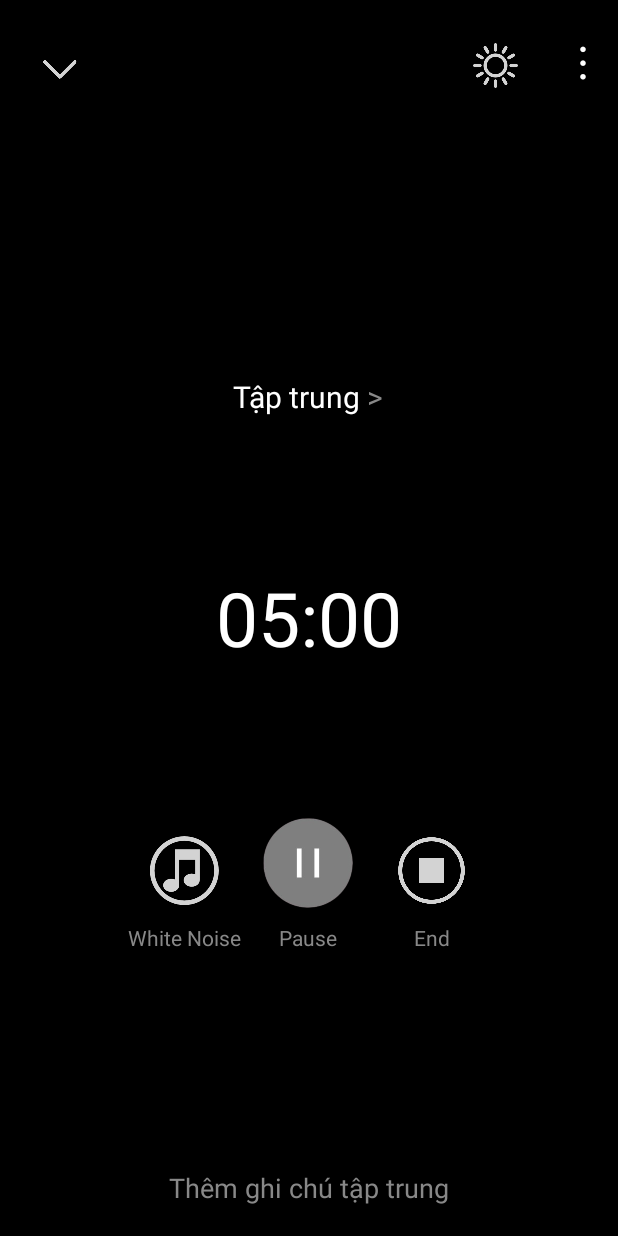
After one commit to nguyenhuytan2004/Mobile-project, an Android app: the layout focus.xml on its own in the app's theme, with its tools: preview values and no code run, on a phone screen of 412 x 824 dp. The commit adds this screen. Run offline under Robolectric (Android 15) with nearby library versions, the phone set to English and light mode, and no system bars.

Commit message:
add -focus- screen

```diff
--- a/app/src/main/java/com/example/project/TestScreen.java
+++ b/app/src/main/java/com/example/project/TestScreen.java
@@ -7,6 +7,6 @@ public class TestScreen extends Activity {
     @Override
     protected void onCreate(Bundle savedInstanceState) {
         super.onCreate(savedInstanceState);
-        setContentView(R.layout.note);
+        setContentView(R.layout.focus);
     }
 }
--- /dev/null
+++ b/app/src/main/res/layout/focus.xml
@@ -0,0 +1,166 @@
+<RelativeLayout xmlns:android="http://schemas.android.com/apk/res/android"
+    xmlns:app="http://schemas.android.com/apk/res-auto"
+    android:layout_width="match_parent"
+    android:layout_height="match_parent"
+    android:background="#000000">
+
+    <LinearLayout
+        android:layout_width="match_parent"
+        android:layout_height="wrap_content"
+        android:orientation="horizontal"
+        android:gravity="center"
+        android:layout_marginTop="20dp"
+        android:paddingHorizontal="20dp">
+
+        <ImageView
+            android:layout_width="40dp"
+            android:layout_height="40dp"
+            android:src="@drawable/down_arrow_icon"
+            android:tint="#D3D3D3" />
+
+        <View
+            android:layout_width="0dp"
+            android:layout_height="0dp"
+            android:layout_weight="1" />
+
+        <ImageView
+            android:layout_width="30dp"
+            android:layout_height="30dp"
+            android:src="@drawable/sun_icon"
+            android:tint="#D3D3D3" />
+
+        <TextView
+            android:id="@+id/textView2"
+            android:layout_width="wrap_content"
+            android:layout_height="wrap_content"
+            android:gravity="center_vertical"
+            android:text="⋮"
+            android:textColor="#FFFFFF"
+            android:textSize="30sp"
+            android:paddingLeft="40dp"
+            android:paddingBottom="6dp"/>
+    </LinearLayout>
+
+    <TextView
+        android:id="@+id/focus_text"
+        android:layout_width="wrap_content"
+        android:layout_height="wrap_content"
+        android:textColor="#FFFFFF"
+        android:textSize="20sp"
+        android:layout_centerHorizontal="true"
+        android:layout_above="@id/countdown_timer"
+        android:layout_marginBottom="100dp"
+        android:text="@string/focus_text" />
+
+
+    <!-- Countdown Timer -->
+    <TextView
+        android:id="@+id/countdown_timer"
+        android:layout_width="wrap_content"
+        android:layout_height="wrap_content"
+        android:text="05:00"
+        android:textColor="#FFFFFF"
+        android:textSize="50sp"
+        android:layout_centerInParent="true" />
+
+    <LinearLayout
+        android:layout_width="match_parent"
+        android:layout_height="wrap_content"
+        android:orientation="horizontal"
+        android:layout_centerHorizontal="true"
+        android:layout_below="@id/countdown_timer"
+        android:layout_marginTop="100dp"
+        android:gravity="center">
+
+        <View
+            android:id="@+id/view"
+            android:layout_width="0dp"
+            android:layout_height="0dp"
+            android:layout_weight="1" />
+
+        <LinearLayout
+            android:id="@+id/white_noise_button"
+            android:layout_width="0dp"
+            android:layout_height="wrap_content"
+            android:layout_weight="1"
+            android:gravity="center"
+            android:orientation="vertical"
+            android:layout_marginTop="5dp">
+
+            <ImageView
+                android:layout_width="50dp"
+                android:layout_height="50dp"
+                android:src="@drawable/music_icon"
+                android:tint="#D3D3D3" />
+
+            <TextView
+                android:layout_width="wrap_content"
+                android:layout_height="wrap_content"
+                android:layout_marginTop="10dp"
+                android:text="White Noise"
+                android:textColor="#888888" />
+        </LinearLayout>
+
+        <LinearLayout
+            android:id="@+id/pause_button"
+            android:layout_width="0dp"
+            android:layout_height="wrap_content"
+            android:layout_weight="1"
+            android:gravity="center"
+            android:orientation="vertical">
+
+            <ImageView
+                android:layout_width="60dp"
+                android:layout_height="60dp"
+                android:src="@drawable/pause_icon" />
+
+            <TextView
+                android:layout_width="wrap_content"
+                android:layout_height="wrap_content"
+                android:layout_marginTop="10dp"
+                android:text="Pause"
+                android:textColor="#888888" />
+        </LinearLayout>
+
+        <LinearLayout
+            android:id="@+id/end_button"
+            android:layout_width="0dp"
+            android:layout_height="wrap_content"
+            android:layout_weight="1"
+            android:gravity="center"
+            android:orientation="vertical"
+            android:layout_marginTop="5dp">
+
+            <ImageView
+                android:layout_width="50dp"
+                android:layout_height="50dp"
+                android:src="@drawable/stop_icon"
+                android:tint="#D3D3D3" />
+
+            <TextView
+                android:layout_width="wrap_content"
+                android:layout_height="wrap_content"
+                android:layout_marginTop="10dp"
+                android:text="End"
+                android:textColor="#888888" />
+
+        </LinearLayout>
+
+        <View
+            android:id="@+id/view2"
+            android:layout_width="0dp"
+            android:layout_height="0dp"
+            android:layout_weight="1" />
+    </LinearLayout>
+
+    <TextView
+        android:id="@+id/add_focus_note"
+        android:layout_width="wrap_content"
+        android:layout_height="wrap_content"
+        android:text="Thêm ghi chú tập trung"
+        android:textColor="#888888"
+        android:textSize="18sp"
+        android:layout_alignParentBottom="true"
+        android:layout_centerHorizontal="true"
+        android:layout_marginBottom="20dp" />
+</RelativeLayout>
--- a/app/src/main/res/values/strings.xml
+++ b/app/src/main/res/values/strings.xml
@@ -1,3 +1,4 @@
 <resources>
     <string name="app_name">Project</string>
+    <string name="focus_text"><font color="#FFFFFF">Tập trung</font> <font color="#888888">&gt;</font></string>
 </resources>
```
Also changed, not shown: app/src/main/res/drawable/down_arrow_icon.png (added), app/src/main/res/drawable/music_icon.png (added), app/src/main/res/drawable/pause_icon.png (added), app/src/main/res/drawable/stop_icon.png (added), app/src/main/res/drawable/sun_icon.png (added).
